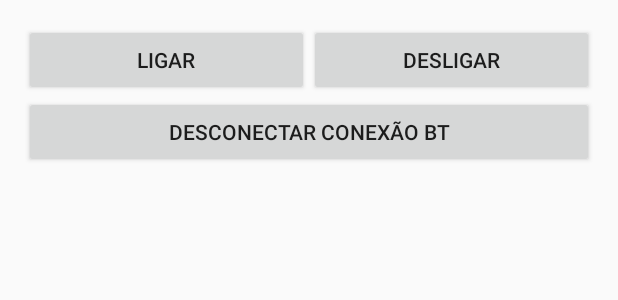
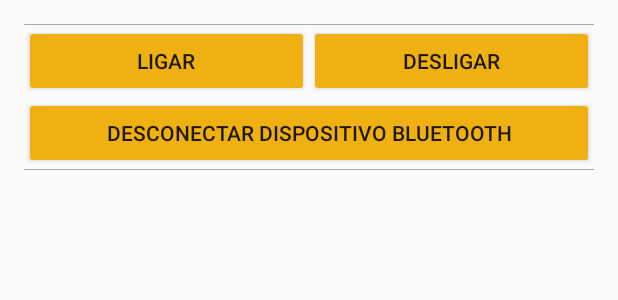
Before and after one commit to houspiller/ArduinoBluetooth, an Android app: the layout activity_controle_arduino.xml on its own in the app's theme, with its tools: preview values and no code run, on a phone screen of 412 x 824 dp. Shown: the top 300 px of the screen. Run offline under Robolectric (Android 15) with nearby library versions, the phone set to English and light mode, and no system bars.

Commit message:
* Mudança na label do botão de desconectar dispositivo * Mudança das cores padrão do aplicativo para cores que combinam com a marca Arduino

```diff
--- a/app/src/main/res/layout/activity_controle_arduino.xml
+++ b/app/src/main/res/layout/activity_controle_arduino.xml
@@ -8,7 +8,16 @@
     android:paddingLeft="@dimen/activity_horizontal_margin"
     android:paddingRight="@dimen/activity_horizontal_margin"
     android:paddingTop="@dimen/activity_vertical_margin"
+    android:backgroundTint="@color/colorBackground"
     tools:context="br.com.schelb.fernando.arduinobluetooth.ControleArduino">
+
+    <!--linha horizontal-->
+    <View
+        android:layout_width="fill_parent"
+        android:layout_height="0.2dp"
+        android:id="@+id/separator1"
+        android:visibility="visible"
+        android:background="@android:color/darker_gray"/>
 
     <LinearLayout
         android:orientation="horizontal"
@@ -20,6 +29,7 @@
             android:layout_height="wrap_content"
             android:text="Ligar"
             android:id="@+id/bt_ligar"
+            android:backgroundTint="@color/colorButton"
             android:layout_weight="1" />
 
         <Button
@@ -27,14 +37,24 @@
             android:layout_height="wrap_content"
             android:text="Desligar"
             android:id="@+id/bt_desligar"
+            android:backgroundTint="@color/colorButton"
             android:layout_weight="1" />
     </LinearLayout>
 
     <Button
         android:layout_width="match_parent"
         android:layout_height="wrap_content"
-        android:text="Desconectar Conexão BT"
+        android:text="Desconectar Dispositivo BlueTooth"
         android:id="@+id/bt_off_conexao_bt"
+        android:backgroundTint="@color/colorButton"
         android:layout_gravity="center_horizontal" />
 
+    <!--linha horizontal-->
+    <View
+        android:layout_width="fill_parent"
+        android:layout_height="0.2dp"
+        android:id="@+id/separator2"
+        android:visibility="visible"
+        android:background="@android:color/darker_gray"/>
+
 </LinearLayout>
--- a/app/src/main/res/layout/activity_main.xml
+++ b/app/src/main/res/layout/activity_main.xml
@@ -8,6 +8,7 @@
     android:paddingLeft="@dimen/activity_horizontal_margin"
     android:paddingRight="@dimen/activity_horizontal_margin"
     android:paddingTop="@dimen/activity_vertical_margin"
+    android:backgroundTint="@color/colorBackground"
     tools:context="br.com.schelb.fernando.arduinobluetooth.MainActivity">
 
     <TextView
@@ -15,12 +16,14 @@
         android:layout_height="wrap_content"
         android:text="Devices Pareados"
         android:layout_gravity="center"
+        android:textColor="@color/colorFont"
         android:textSize="20dp"
         android:textStyle="bold" />
 
     <Button
         android:layout_width="wrap_content"
         android:layout_height="wrap_content"
+        android:backgroundTint="@color/colorButton"
         android:text="Listar Devices Pareados"
         android:id="@+id/bt_pareados"
         android:layout_gravity="center" />
--- a/app/src/main/res/values/colors.xml
+++ b/app/src/main/res/values/colors.xml
@@ -1,6 +1,9 @@
 <?xml version="1.0" encoding="utf-8"?>
 <resources>
-    <color name="colorPrimary">#3F51B5</color>
-    <color name="colorPrimaryDark">#303F9F</color>
+    <color name="colorPrimary">#00979C</color>
+    <color name="colorPrimaryDark">#008083</color>
     <color name="colorAccent">#FF4081</color>
+    <color name="colorButton">#EEB111</color>
+    <color name="colorFont">#11868B</color>
+    <color name="colorBackground">#F1F1F1</color>
 </resources>
```
